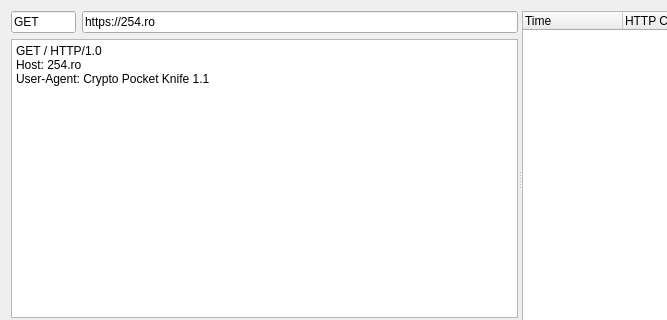
Qt form ui/Web/UiHttpWebRequests.ui (caffedrine/CryptoPocketKnife) before a commit; both pictures show x 0 to 667 and y 0 to 320 of the 1039 by 752 pixel window.
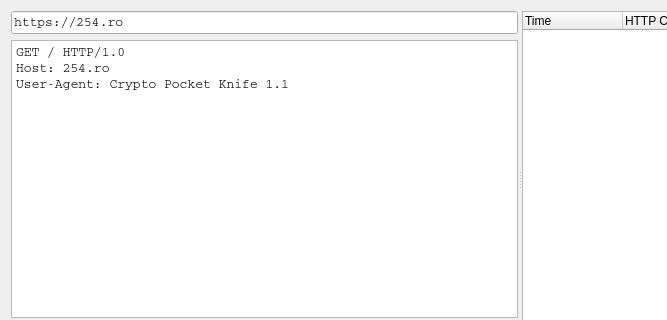
The same form after that commit.

What changed in the file:
```diff
--- a/ui/Web/UiHttpWebRequests.ui
+++ b/ui/Web/UiHttpWebRequests.ui
@@ -44,59 +44,24 @@
           </property>
          </widget>
         </item>
-        <item row="0" column="1">
-         <widget class="QLineEdit" name="lineEdit_Composer_TargetHost">
-          <property name="sizePolicy">
-           <sizepolicy hsizetype="Expanding" vsizetype="Fixed">
-            <horstretch>0</horstretch>
-            <verstretch>0</verstretch>
-           </sizepolicy>
-          </property>
-          <property name="maximumSize">
-           <size>
-            <width>16777215</width>
-            <height>16777215</height>
-           </size>
-          </property>
-          <property name="text">
-           <string>https://254.ro</string>
-          </property>
-          <property name="dragEnabled">
-           <bool>true</bool>
-          </property>
-          <property name="placeholderText">
-           <string>https://test.com/aaa</string>
-          </property>
-         </widget>
-        </item>
-        <item row="0" column="0">
-         <widget class="QLineEdit" name="lineEdit_Composer_HttpMethod">
-          <property name="maximumSize">
-           <size>
-            <width>65</width>
-            <height>16777215</height>
-           </size>
-          </property>
-          <property name="text">
-           <string>GET</string>
-          </property>
-          <property name="placeholderText">
-           <string>GET</string>
-          </property>
-         </widget>
-        </item>
         <item row="1" column="0" colspan="2">
          <widget class="QSplitter" name="splitter_ComposerRequestAndData">
           <property name="orientation">
            <enum>Qt::Vertical</enum>
           </property>
           <widget class="QTextEdit" name="textEdit_ComposerRAW">
+           <property name="font">
+            <font>
+             <family>Courier</family>
+             <pointsize>10</pointsize>
+            </font>
+           </property>
            <property name="html">
             <string>&lt;!DOCTYPE HTML PUBLIC &quot;-//W3C//DTD HTML 4.0//EN&quot; &quot;http://www.w3.org/TR/REC-html40/strict.dtd&quot;&gt;
 &lt;html&gt;&lt;head&gt;&lt;meta name=&quot;qrichtext&quot; content=&quot;1&quot; /&gt;&lt;meta charset=&quot;utf-8&quot; /&gt;&lt;style type=&quot;text/css&quot;&gt;
 p, li { white-space: pre-wrap; }
 hr { height: 1px; border-width: 0; }
-&lt;/style&gt;&lt;/head&gt;&lt;body style=&quot; font-family:'Segoe UI'; font-size:9pt; font-weight:400; font-style:normal;&quot;&gt;
+&lt;/style&gt;&lt;/head&gt;&lt;body style=&quot; font-family:'Courier'; font-size:10pt; font-weight:400; font-style:normal;&quot;&gt;
 &lt;p style=&quot; margin-top:0px; margin-bottom:0px; margin-left:0px; margin-right:0px; -qt-block-indent:0; text-indent:0px;&quot;&gt;GET / HTTP/1.0&lt;/p&gt;
 &lt;p style=&quot; margin-top:0px; margin-bottom:0px; margin-left:0px; margin-right:0px; -qt-block-indent:0; text-indent:0px;&quot;&gt;Host: 254.ro&lt;/p&gt;
 &lt;p style=&quot; margin-top:0px; margin-bottom:0px; margin-left:0px; margin-right:0px; -qt-block-indent:0; text-indent:0px;&quot;&gt;User-Agent: Crypto Pocket Knife 1.1&lt;/p&gt;
@@ -106,6 +71,37 @@
           </widget>
          </widget>
         </item>
+        <item row="0" column="0" colspan="2">
+         <widget class="QLineEdit" name="lineEdit_Composer_TargetHost">
+          <property name="sizePolicy">
+           <sizepolicy hsizetype="Expanding" vsizetype="Fixed">
+            <horstretch>0</horstretch>
+            <verstretch>0</verstretch>
+           </sizepolicy>
+          </property>
+          <property name="maximumSize">
+           <size>
+            <width>16777215</width>
+            <height>16777215</height>
+           </size>
+          </property>
+          <property name="font">
+           <font>
+            <family>Courier</family>
+            <pointsize>10</pointsize>
+           </font>
+          </property>
+          <property name="text">
+           <string>https://254.ro</string>
+          </property>
+          <property name="dragEnabled">
+           <bool>true</bool>
+          </property>
+          <property name="placeholderText">
+           <string>https://test.com/aaa</string>
+          </property>
+         </widget>
+        </item>
        </layout>
       </widget>
       <widget class="QWidget" name="formLayoutWidget">
```
Left out of the diff: 39 changed lines with no effect on the pictures.
